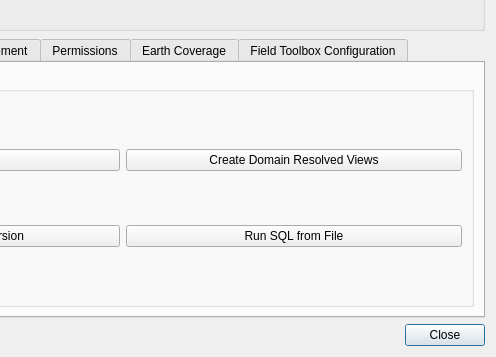
dsgoficial/DsgTools, file gui/ServerTools/batchDbManager.ui: the form before one commit; both pictures show x 250 to 746 and y 96 to 453 of the 746 by 453 pixel window.
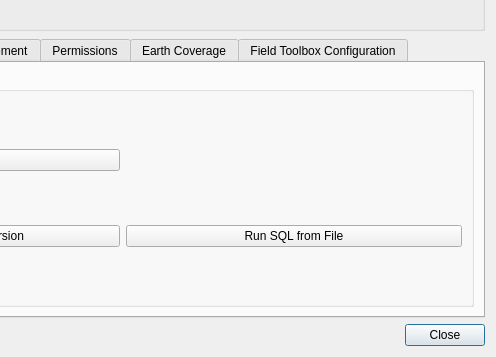
The form after the commit. Custom widgets are drawn as their Qt base class.

```diff
--- a/gui/ServerTools/batchDbManager.ui
+++ b/gui/ServerTools/batchDbManager.ui
@@ -199,13 +199,6 @@
             </property>
            </widget>
           </item>
-          <item row="0" column="1">
-           <widget class="QPushButton" name="createViewsPushButton">
-            <property name="text">
-             <string>Create Domain Resolved Views</string>
-            </property>
-           </widget>
-          </item>
           <item row="1" column="0">
            <widget class="QPushButton" name="upgradePostgisPushButton">
             <property name="text">
```
